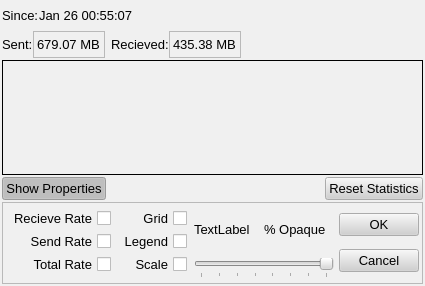
Old version of the form src/gui/bwgraph/bwgraph.ui in the repository a-ilin/vidalia.
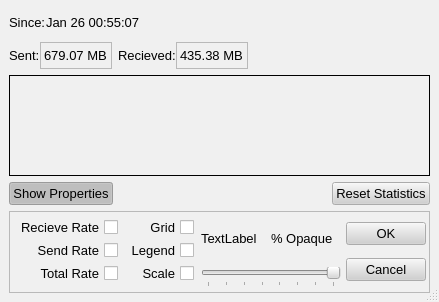
New version of the form. Icons and pictures are not drawn.

Commit message:
BandwidthGraph is now a 'Tool' style window that stays on top.
svn:r195

What changed in the file:
```diff
--- a/src/gui/bwgraph/bwgraph.ui
+++ b/src/gui/bwgraph/bwgraph.ui
@@ -8,8 +8,8 @@
    <rect>
     <x>0</x>
     <y>0</y>
-    <width>423</width>
-    <height>286</height>
+    <width>439</width>
+    <height>302</height>
    </rect>
   </property>
   <property name="palette" >
@@ -297,12 +297,15 @@
   <property name="windowIcon" >
    <iconset resource="..\res\vidalia.qrc" >:/images/tor_logo16.png</iconset>
   </property>
+  <property name="sizeGripEnabled" >
+   <bool>true</bool>
+  </property>
   <layout class="QVBoxLayout" >
    <property name="margin" >
-    <number>2</number>
+    <number>9</number>
    </property>
    <property name="spacing" >
-    <number>2</number>
+    <number>6</number>
    </property>
    <item>
     <layout class="QHBoxLayout" >
```
The commit also changes 3 other files.
